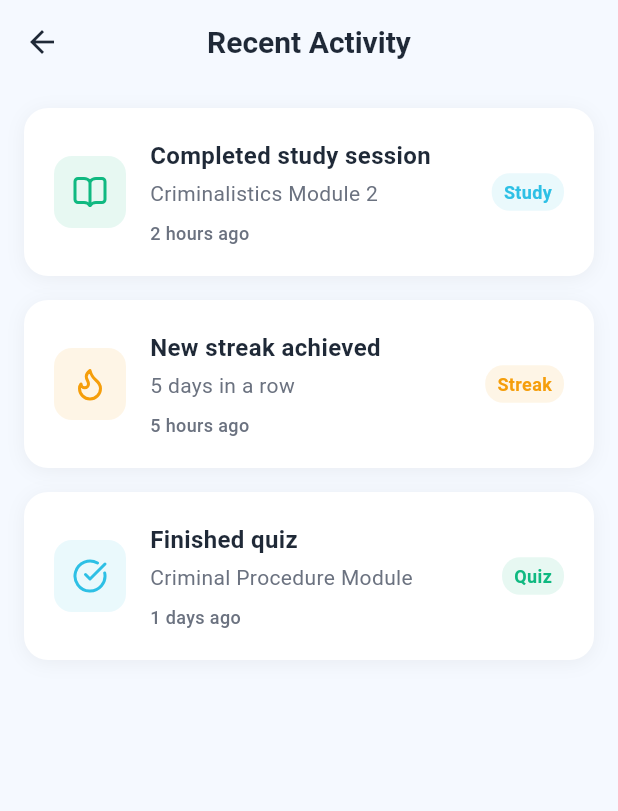
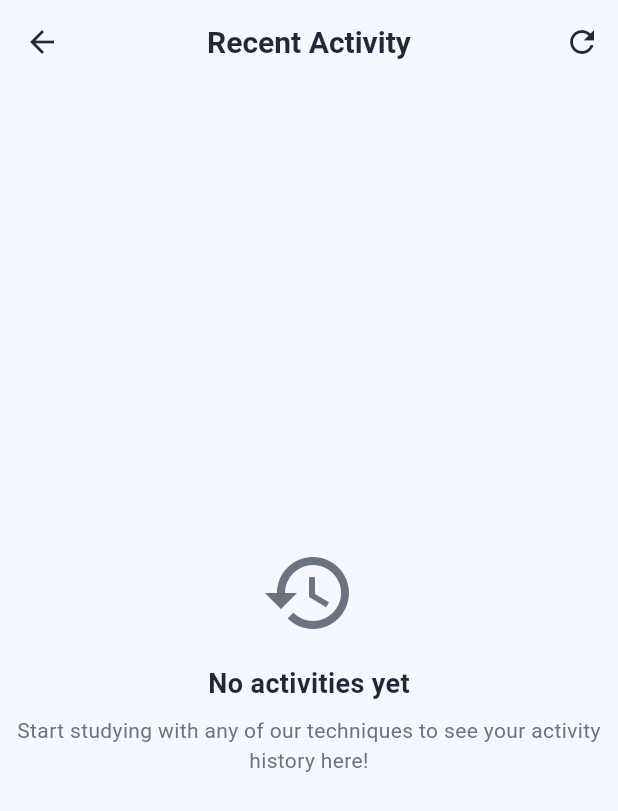
Before and after one commit to Pinoccchio/LearnSmart_Application, a Flutter app: the ActivitiesScreen screen opened directly, on a phone screen of 412 x 824 dp. Shown: the top 811 px of the screen. Run offline on Flutter 3.47's test engine with Material 3 defaults, Android fonts, the light colour scheme and no system bars; our stand-ins replace equatable, fl_chart, google_generative_ai, lucide_icons, permission_handler, speech_to_text and 1 more; missing offline and left inert: syncfusion_flutter_pdf; accounts and stored records are empty.

Commit message:
27/08/2025 at 6:20 am

```diff
--- a/lib/providers/app_provider.dart
+++ b/lib/providers/app_provider.dart
@@ -2,17 +2,23 @@ import 'package:flutter/material.dart';
 import 'package:lucide_icons/lucide_icons.dart';
 import '../models/course.dart';
 import '../models/activity.dart';
-import '../constants/app_colors.dart';
 import '../services/study_analytics_service.dart';
 import '../services/supabase_service.dart';
 
 class AppProvider with ChangeNotifier {
   int _currentIndex = 0;
   StudyStats _studyStats = StudyStats.loading();
+  List<Activity> _activities = [];
+  bool _activitiesLoading = false;
+  String? _activitiesError;
   final StudyAnalyticsService _analyticsService = StudyAnalyticsService();
 
   int get currentIndex => _currentIndex;
   StudyStats get studyStats => _studyStats;
+  List<Activity> get activities => _activities;
+  bool get activitiesLoading => _activitiesLoading;
+  bool get activitiesHasError => _activitiesError != null;
+  String? get activitiesError => _activitiesError;
 
   void setCurrentIndex(int index) {
     _currentIndex = index;
@@ -120,39 +126,6 @@ class AppProvider with ChangeNotifier {
 
   List<StudyTechnique> get studyTechniques => _studyTechniques;
 
-  // Mock activities
-  final List<Activity> _activities = [
-    Activity(
-      id: '1',
-      title: 'Completed study session',
-      description: 'Criminalistics Module 2',
-      timestamp: DateTime.now().subtract(const Duration(hours: 2)),
-      type: ActivityType.studySession,
-      icon: LucideIcons.bookOpen,
-      color: AppColors.success,
-    ),
-    Activity(
-      id: '2',
-      title: 'New streak achieved',
-      description: '5 days in a row',
-      timestamp: DateTime.now().subtract(const Duration(hours: 5)),
-      type: ActivityType.streak,
-      icon: LucideIcons.flame,
-      color: AppColors.warning,
-    ),
-    Activity(
-      id: '3',
-      title: 'Finished quiz',
-      description: 'Criminal Procedure Module',
-      timestamp: DateTime.now().subtract(const Duration(days: 1)),
-      type: ActivityType.quiz,
-      icon: LucideIcons.checkCircle,
-      color: AppColors.bgPrimary,
-    ),
-  ];
-
-  List<Activity> get activities => _activities;
-
   // Load study stats from database
   Future<void> loadStudyStats({String? userId}) async {
     print('📊 [APP PROVIDER] Loading study stats...');
@@ -198,9 +171,61 @@ class AppProvider with ChangeNotifier {
     await loadStudyStats();
   }
 
+  // Load user activities from database
+  Future<void> loadActivities({String? userId}) async {
+    print('📚 [APP PROVIDER] Loading activities...');
+
+    try {
+      // Set loading state
+      _activitiesLoading = true;
+      _activitiesError = null;
+      notifyListeners();
+
+      // Get current user ID if not provided
+      String? currentUserId = userId;
+      if (currentUserId == null) {
+        final currentUser = SupabaseService.currentAuthUser;
+        if (currentUser == null) {
+          print('⚠️ [APP PROVIDER] No authenticated user found for activities');
+          _activities = [];
+          _activitiesLoading = false;
+          notifyListeners();
+          return;
+        }
+        currentUserId = currentUser.id;
+      }
+
+      print('📚 [APP PROVIDER] Loading activities for user: $currentUserId');
+
+      // Load real activities from service
+      final activitiesData = await _analyticsService.getUserRecentActivities(currentUserId);
+
+      // Convert service data to Activity objects
+      _activities = activitiesData.map((data) => Activity.fromSessionData(data)).toList();
+
+      print('✅ [APP PROVIDER] Activities loaded successfully: ${_activities.length} items');
+      _activitiesLoading = false;
+      notifyListeners();
+
+    } catch (e) {
+      print('❌ [APP PROVIDER] Error loading activities: $e');
+      _activitiesError = 'Failed to load activities. Please try again.';
+      _activitiesLoading = false;
+      notifyListeners();
+    }
+  }
+
+  // Refresh activities
+  Future<void> refreshActivities() async {
+    await loadActivities();
+  }
+
   // Initialize provider - call this when app starts or user logs in
   Future<void> initialize() async {
     print('🚀 [APP PROVIDER] Initializing...');
-    await loadStudyStats();
+    await Future.wait([
+      loadStudyStats(),
+      loadActivities(),
+    ]);
   }
 }
--- a/lib/screens/activities/activities_screen.dart
+++ b/lib/screens/activities/activities_screen.dart
@@ -15,11 +15,82 @@ class ActivitiesScreen extends StatelessWidget {
         backgroundColor: AppColors.bgSecondary,
         foregroundColor: AppColors.textPrimary,
         elevation: 0,
+        actions: [
+          IconButton(
+            onPressed: () => context.read<AppProvider>().refreshActivities(),
+            icon: const Icon(Icons.refresh),
+            tooltip: 'Refresh Activities',
+          ),
+        ],
       ),
       body: Consumer<AppProvider>(
         builder: (context, appProvider, child) {
+          // Handle loading state
+          if (appProvider.activitiesLoading) {
+            return const Center(
+              child: Column(
+                mainAxisAlignment: MainAxisAlignment.center,
+                children: [
+                  CircularProgressIndicator(color: AppColors.bgPrimary),
+                  SizedBox(height: 16),
+                  Text(
+                    'Loading your recent activities...',
+                    style: TextStyle(
+                      fontSize: 16,
+                      color: AppColors.textSecondary,
+                    ),
+                  ),
+                ],
+              ),
+            );
+          }
+
+          // Handle error state
+          if (appProvider.activitiesHasError) {
+            return Center(
+              child: Column(
+                mainAxisAlignment: MainAxisAlignment.center,
+                children: [
+                  const Icon(
+                    Icons.error_outline,
+                    size: 64,
+                    color: AppColors.textSecondary,
+                  ),
+                  const SizedBox(height: 16),
+                  const Text(
+                    'Failed to Load Activities',
+                    style: TextStyle(
+                      fontSize: 18,
+                      fontWeight: FontWeight.bold,
+                      color: AppColors.textPrimary,
+                    ),
+                  ),
+                  const SizedBox(height: 8),
+                  Text(
+                    appProvider.activitiesError ?? 'Something went wrong',
+                    style: const TextStyle(
+                      fontSize: 14,
+                      color: AppColors.textSecondary,
+                    ),
+                    textAlign: TextAlign.center,
+                  ),
+                  const SizedBox(height: 24),
+                  ElevatedButton(
+                    onPressed: () => appProvider.refreshActivities(),
+                    style: ElevatedButton.styleFrom(
+                      backgroundColor: AppColors.bgPrimary,
+                      foregroundColor: AppColors.white,
+                    ),
+                    child: const Text('Try Again'),
+                  ),
+                ],
+              ),
+            );
+          }
+
           final activities = appProvider.activities;
 
+          // Handle empty state
           if (activities.isEmpty) {
             return const Center(
               child: Column(
@@ -35,29 +106,36 @@ class ActivitiesScreen extends StatelessWidget {
                     'No activities yet',
                     style: TextStyle(
                       fontSize: 18,
-                      color: AppColors.textSecondary,
+                      fontWeight: FontWeight.bold,
+                      color: AppColors.textPrimary,
                     ),
                   ),
                   SizedBox(height: 8),
                   Text(
-                    'Start studying to see your activity history',
+                    'Start studying with any of our techniques to see your activity history here!',
                     style: TextStyle(
                       fontSize: 14,
                       color: AppColors.textSecondary,
                     ),
+                    textAlign: TextAlign.center,
                   ),
                 ],
               ),
             );
           }
 
-          return ListView.builder(
+          // Handle data state - show the actual activities
+          return RefreshIndicator(
+            onRefresh: () => appProvider.refreshActivities(),
+            color: AppColors.bgPrimary,
+            child: ListView.builder(
               padding: const EdgeInsets.all(16),
               itemCount: activities.length,
               itemBuilder: (context, index) {
                 final activity = activities[index];
                 return ActivityCard(activity: activity);
               },
+            ),
           );
         },
       ),
@@ -83,7 +161,7 @@ class ActivityCard extends StatelessWidget {
         borderRadius: BorderRadius.circular(16),
         boxShadow: [
           BoxShadow(
-            color: Colors.black.withOpacity(0.05),
+            color: Colors.black.withValues(alpha: 0.05),
             blurRadius: 10,
             offset: const Offset(0, 2),
           ),
@@ -95,7 +173,7 @@ class ActivityCard extends StatelessWidget {
             width: 48,
             height: 48,
             decoration: BoxDecoration(
-              color: activity.color.withOpacity(0.1),
+              color: activity.color.withValues(alpha: 0.1),
               borderRadius: BorderRadius.circular(12),
             ),
             child: Icon(
@@ -173,7 +251,7 @@ class ActivityCard extends StatelessWidget {
     return Container(
       padding: const EdgeInsets.symmetric(horizontal: 8, vertical: 4),
       decoration: BoxDecoration(
-        color: color.withOpacity(0.1),
+        color: color.withValues(alpha: 0.1),
         borderRadius: BorderRadius.circular(12),
       ),
       child: Text(
```
Also changed, not shown: lib/models/activity.dart (+120 -0 lines), lib/services/study_analytics_service.dart (+147 -0 lines). Lines whose indentation alone changed are shown as unchanged.
